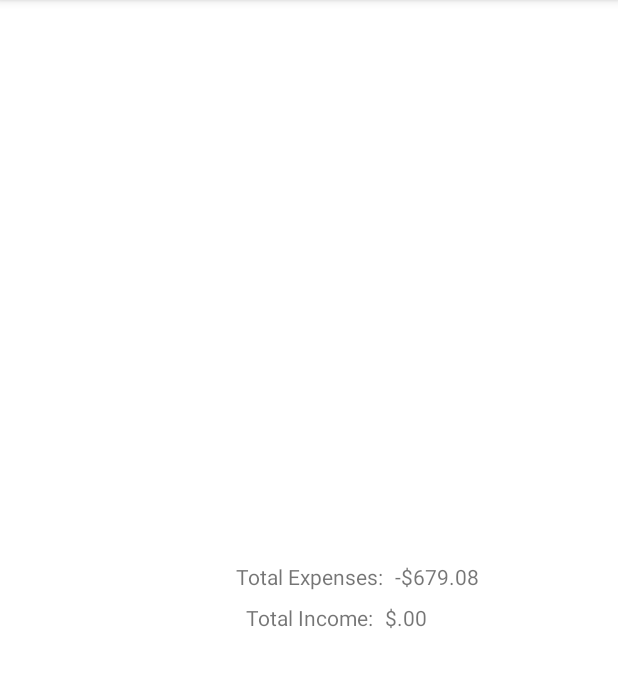
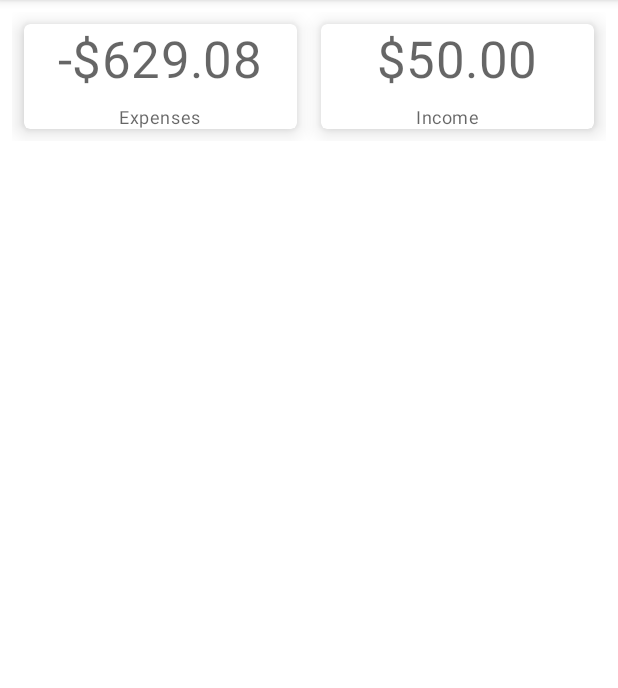
Before and after one commit to mayurdw/BankStatementReader, an Android app: the screen it shows after launch (MainActivity), on a phone screen of 412 x 824 dp, the part 84-772 px from its top. Run offline under Robolectric (Android 15) with nearby library versions, the phone set to English and light mode, and no system bars; our stand-ins replace data binding.

Commit message:
All dependencies (I think so) added
Got two cardviews working with expense and income

```diff
--- a/app/src/main/java/com/mayurdw/bankstatementreader/MainActivity.kt
+++ b/app/src/main/java/com/mayurdw/bankstatementreader/MainActivity.kt
@@ -1,20 +1,13 @@
 package com.mayurdw.bankstatementreader
 
+import android.os.Bundle
 import androidx.appcompat.app.AppCompatActivity
-import android.os.Bundle
-import androidx.activity.viewModels
-import androidx.databinding.DataBindingUtil
-import com.mayurdw.bankstatementreader.databinding.ActivityMainBinding
 
 class MainActivity : AppCompatActivity() {
-    private val viewModel: MainActivityViewModel by viewModels()
 
     override fun onCreate(savedInstanceState: Bundle?) {
 
         super.onCreate(savedInstanceState)
-
-        val binding: ActivityMainBinding = DataBindingUtil.setContentView(this, R.layout.activity_main)
-
-        binding.viewModel = viewModel
+        setContentView(R.layout.activity_main)
     }
 }
--- a/app/src/main/java/com/mayurdw/bankstatementreader/Repository.kt
+++ b/app/src/main/java/com/mayurdw/bankstatementreader/Repository.kt
@@ -17,7 +17,7 @@ class Repository {
             "2022/06/12,2022061203,DEBIT,,\"DEBIT\",\"FC06-0158-0524883-00 groceries\",-47.84\n" +
             "2022/06/15,2022061501,A/P,,\"CatSaver\",\"A/P rent\",-235.00\n" +
             "2022/06/15,2022061502,DEBIT,,\"DEBIT\",\"CARD 7515 SKINNY  AUCKLAND\",-9.00\n" +
-            "2022/06/15,2022061503,DEBIT,,\"DEBIT\",\"FC06-0158-0524883-00 thenk\",-50.00"
+            "2022/06/15,2022061503,DEBIT,,\"DEBIT\",\"FC06-0158-0524883-00 thenk\",50.00"
 
     private data class CsvItem (
         val amount: String
--- /dev/null
+++ b/app/src/main/java/com/mayurdw/bankstatementreader/view/HomeFragment.kt
@@ -0,0 +1,33 @@
+package com.mayurdw.bankstatementreader.view
+
+import android.os.Bundle
+import android.view.LayoutInflater
+import android.view.View
+import android.view.ViewGroup
+import androidx.databinding.DataBindingUtil
+import androidx.fragment.app.Fragment
+import androidx.fragment.app.viewModels
+import com.mayurdw.bankstatementreader.R
+import com.mayurdw.bankstatementreader.databinding.FragmentHomeBinding
+
+class HomeFragment : Fragment() {
+    private val viewModel: HomeViewModel by viewModels()
+
+    override fun onCreateView(
+        inflater: LayoutInflater, container: ViewGroup?,
+        savedInstanceState: Bundle?
+    ): View {
+        val binding : FragmentHomeBinding = DataBindingUtil.inflate(
+            inflater,
+            R.layout.fragment_home,
+            container,
+            false
+        )
+
+        binding.viewModel = viewModel
+        binding.lifecycleOwner = this
+
+        return binding.root
+    }
+
+}
--- a/app/src/main/java/com/mayurdw/bankstatementreader/MainActivityViewModel.kt
+++ b/app/src/main/java/com/mayurdw/bankstatementreader/view/HomeViewModel.kt
@@ -1,12 +1,12 @@
-package com.mayurdw.bankstatementreader
+package com.mayurdw.bankstatementreader.view
 
 import androidx.lifecycle.LiveData
 import androidx.lifecycle.MutableLiveData
 import androidx.lifecycle.ViewModel
+import com.mayurdw.bankstatementreader.Repository
 
-class MainActivityViewModel : ViewModel() {
-
-    /* Mutable Live Data */
+class HomeViewModel : ViewModel() {
+    /* MutableLiveData */
     private val _totalExpenses : MutableLiveData<String> = MutableLiveData()
     private val _totalIncome : MutableLiveData<String> = MutableLiveData()
 
--- a/app/src/main/res/layout/activity_main.xml
+++ b/app/src/main/res/layout/activity_main.xml
@@ -1,12 +1,9 @@
 <?xml version="1.0" encoding="utf-8"?>
 <layout xmlns:android="http://schemas.android.com/apk/res/android"
-    xmlns:app="http://schemas.android.com/apk/res-auto"
-    xmlns:tools="http://schemas.android.com/tools">
+    xmlns:tools="http://schemas.android.com/tools"
+    xmlns:app="http://schemas.android.com/apk/res-auto">
 
     <data>
-        <variable
-            name="viewModel"
-            type="com.mayurdw.bankstatementreader.MainActivityViewModel" />
     </data>
 
     <androidx.constraintlayout.widget.ConstraintLayout
@@ -14,54 +11,17 @@
         android:layout_height="match_parent"
         tools:context=".MainActivity">
 
-        <TextView
-            android:id="@+id/total_expenses_label"
-            android:layout_width="wrap_content"
-            android:layout_height="wrap_content"
-            android:text="@string/total_expenses"
+        <androidx.fragment.app.FragmentContainerView
+            android:id="@+id/nav_host_fragment"
+            android:name="androidx.navigation.fragment.NavHostFragment"
+            android:layout_width="0dp"
+            android:layout_height="0dp"
+            app:layout_constraintLeft_toLeftOf="parent"
+            app:layout_constraintRight_toRightOf="parent"
+            app:layout_constraintTop_toTopOf="parent"
             app:layout_constraintBottom_toBottomOf="parent"
-            app:layout_constraintEnd_toEndOf="parent"
-            app:layout_constraintStart_toStartOf="parent"
-            app:layout_constraintTop_toTopOf="parent" />
+            app:defaultNavHost="true"
+            app:navGraph="@navigation/nav_graph" />
 
-        <TextView
-            android:id="@+id/total_expenses"
-            android:layout_width="wrap_content"
-            android:layout_height="wrap_content"
-            android:layout_marginStart="8dp"
-            android:text="@{ viewModel.totalExpenses }"
-            app:layout_constraintBottom_toBottomOf="parent"
-            app:layout_constraintEnd_toEndOf="parent"
-            app:layout_constraintHorizontal_bias="0.0"
-            app:layout_constraintStart_toEndOf="@+id/total_expenses_label"
-            app:layout_constraintTop_toTopOf="parent"
-            tools:text="$500.00" />
-
-        <TextView
-            android:id="@+id/total_income_label"
-            android:layout_width="wrap_content"
-            android:layout_height="wrap_content"
-            android:layout_marginTop="8dp"
-            android:text="@string/total_income"
-            app:layout_constraintBottom_toBottomOf="parent"
-            app:layout_constraintEnd_toEndOf="parent"
-            app:layout_constraintStart_toStartOf="parent"
-            app:layout_constraintTop_toBottomOf="@+id/total_expenses_label"
-            app:layout_constraintVertical_bias="0.0" />
-
-        <TextView
-            android:id="@+id/total_income"
-            android:layout_width="wrap_content"
-            android:layout_height="wrap_content"
-            android:layout_marginStart="8dp"
-            android:layout_marginTop="8dp"
-            android:text="@{ viewModel.totalIncome }"
-            app:layout_constraintBottom_toBottomOf="parent"
-            app:layout_constraintEnd_toEndOf="parent"
-            app:layout_constraintHorizontal_bias="0.0"
-            app:layout_constraintStart_toEndOf="@+id/total_income_label"
-            app:layout_constraintTop_toBottomOf="@+id/total_expenses"
-            app:layout_constraintVertical_bias="0.0"
-            tools:text="$600.00" />
     </androidx.constraintlayout.widget.ConstraintLayout>
 </layout>
--- /dev/null
+++ b/app/src/main/res/layout/fragment_home.xml
@@ -0,0 +1,41 @@
+<?xml version="1.0" encoding="utf-8"?>
+<layout xmlns:android="http://schemas.android.com/apk/res/android"
+    xmlns:app="http://schemas.android.com/apk/res-auto"
+    xmlns:tools="http://schemas.android.com/tools">
+
+    <data>
+        <variable
+            name="viewModel"
+            type="com.mayurdw.bankstatementreader.view.HomeViewModel" />
+    </data>
+
+    <androidx.constraintlayout.widget.ConstraintLayout
+        android:layout_width="match_parent"
+        android:layout_height="match_parent"
+        tools:context=".view.HomeFragment">
+
+        <LinearLayout
+            android:layout_width="match_parent"
+            android:layout_height="wrap_content"
+            android:layout_marginStart="8dp"
+            android:layout_marginTop="8dp"
+            android:layout_marginEnd="8dp"
+            android:orientation="horizontal"
+            android:weightSum="2"
+            app:layout_constraintBottom_toBottomOf="parent"
+            app:layout_constraintEnd_toEndOf="parent"
+            app:layout_constraintStart_toStartOf="parent"
+            app:layout_constraintTop_toTopOf="parent"
+            app:layout_constraintVertical_bias="0.0">
+
+            <include layout="@layout/header_card_view"
+                app:amount = "@{viewModel.totalExpenses}"
+                app:label = "@{@string/expenses}"/>
+
+            <include layout="@layout/header_card_view"
+                app:amount = "@{viewModel.totalIncome}"
+                app:label = "@{@string/income}"/>
+
+        </LinearLayout>
+    </androidx.constraintlayout.widget.ConstraintLayout>
+</layout>
--- /dev/null
+++ b/app/src/main/res/layout/header_card_view.xml
@@ -0,0 +1,52 @@
+<?xml version="1.0" encoding="utf-8"?>
+<layout xmlns:android="http://schemas.android.com/apk/res/android"
+    xmlns:tools="http://schemas.android.com/tools"
+    xmlns:app="http://schemas.android.com/apk/res-auto">
+
+    <data>
+        <variable
+            name="amount"
+            type="String" />
+        <variable
+            name="label"
+            type="String" />
+    </data>
+
+    <com.google.android.material.card.MaterialCardView
+        android:layout_width="0dp"
+        android:layout_height="wrap_content"
+        android:layout_weight="1"
+        android:layout_margin="8dp"
+        app:cardElevation="8dp"
+        tools:showIn="@layout/fragment_home"
+        tools:ignore="ObsoleteLayoutParam">
+
+        <LinearLayout
+            android:layout_width="match_parent"
+            android:layout_height="match_parent"
+            android:orientation="vertical"
+            android:gravity="center"
+            android:weightSum="3">
+
+            <TextView
+                android:id="@+id/income"
+                style="@style/TextAppearance.MaterialComponents.Headline4"
+                android:layout_width="wrap_content"
+                android:layout_height="0dp"
+                android:layout_weight="2"
+                android:text="@{ amount }"
+                tools:text="$500.00" />
+
+            <TextView
+                android:id="@+id/income_card_label"
+                style="@style/TextAppearance.MaterialComponents.Caption"
+                android:layout_width="wrap_content"
+                android:layout_height="0dp"
+                android:layout_weight="1"
+                android:layout_marginTop="8dp"
+                android:text="@{ label }"
+                android:hint="@string/expenses"/>
+        </LinearLayout>
+
+    </com.google.android.material.card.MaterialCardView>
+</layout>
--- /dev/null
+++ b/app/src/main/res/navigation/nav_graph.xml
@@ -0,0 +1,11 @@
+<?xml version="1.0" encoding="utf-8"?>
+<navigation xmlns:android="http://schemas.android.com/apk/res/android"
+    xmlns:app="http://schemas.android.com/apk/res-auto"
+    android:id="@+id/nav_graph"
+    app:startDestination="@id/homeFragment">
+
+    <fragment
+        android:id="@+id/homeFragment"
+        android:name="com.mayurdw.bankstatementreader.view.HomeFragment"
+        android:label="HomeFragment" />
+</navigation>
--- a/app/src/main/res/values/strings.xml
+++ b/app/src/main/res/values/strings.xml
@@ -1,5 +1,5 @@
 <resources>
     <string name="app_name">BankStatementReader</string>
-    <string name="total_expenses">Total Expenses:</string>
-    <string name="total_income">Total Income:</string>
+    <string name="expenses">Expenses</string>
+    <string name="income">Income</string>
 </resources>
--- a/build.gradle
+++ b/build.gradle
@@ -1,8 +1,22 @@
 // Top-level build file where you can add configuration options common to all sub-projects/modules.
+buildscript {
+    repositories {
+        google()
+    }
+    dependencies {
+        def nav_version = "2.4.2"
+        def hilt_version = "2.38.1"
+
+        classpath "androidx.navigation:navigation-safe-args-gradle-plugin:$nav_version"
+        classpath "com.google.dagger:hilt-android-gradle-plugin:$hilt_version"
+
+    }
+}
+
 plugins {
-    id 'com.android.application' version '7.1.3' apply false
-    id 'com.android.library' version '7.1.3' apply false
-    id 'org.jetbrains.kotlin.android' version '1.6.21' apply false
+    id 'com.android.application' version '7.2.1' apply false
+    id 'com.android.library' version '7.2.1' apply false
+    id 'org.jetbrains.kotlin.android' version '1.7.0' apply false
 }
 
 task clean(type: Delete) {
```
Also changed, not shown: app/build.gradle (+32 -1 lines).
